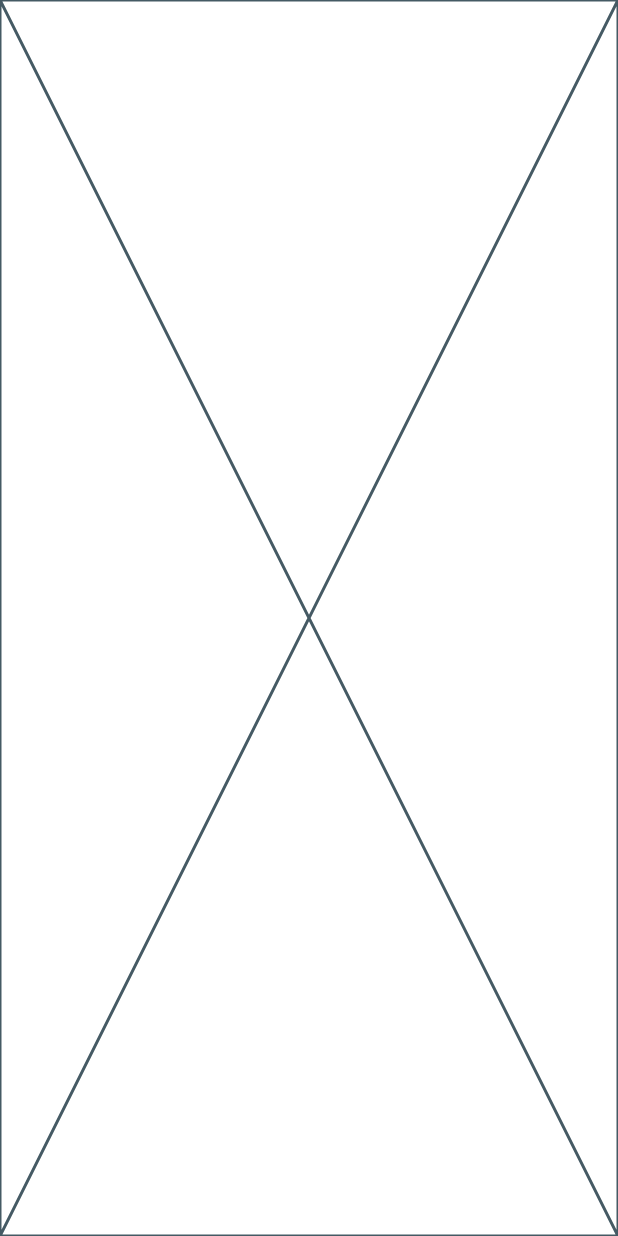
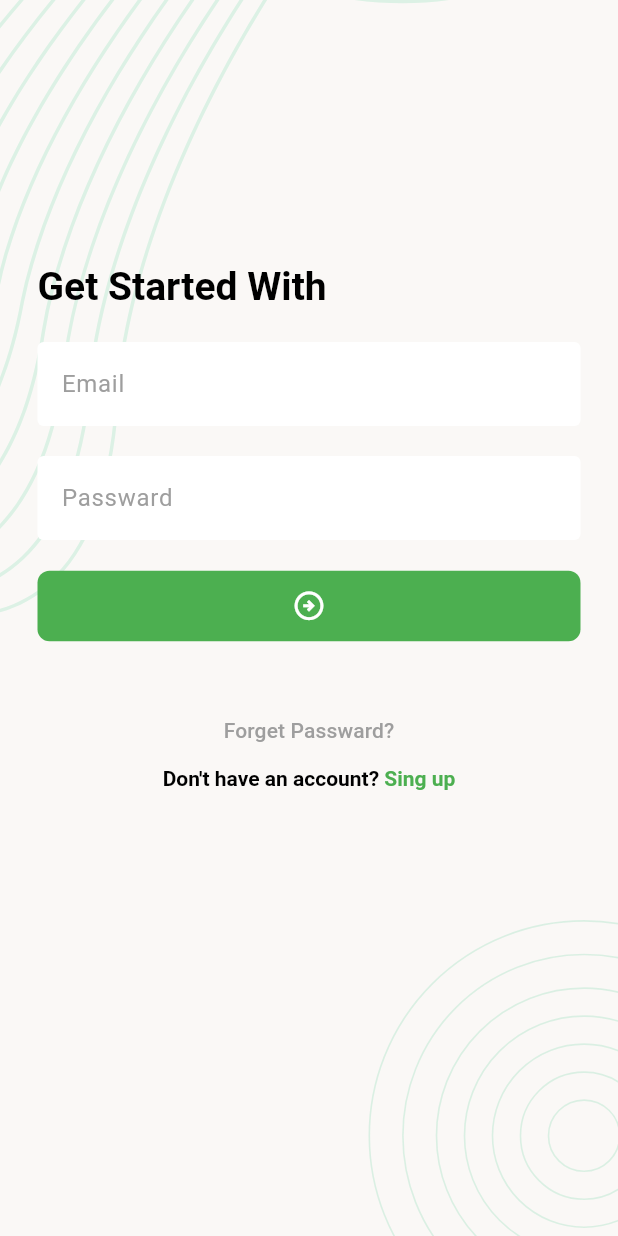
Before and after one commit to Marjan-maxa/Task-Manager, a Flutter app: the screen it shows after launch, on a phone screen of 412 x 824 dp. Run offline on Flutter 3.47's test engine with Material 3 defaults, Android fonts, the phone set to English and light mode, and no system bars; our stand-ins replace flutter_svg, pin_code_fields.

Commit message:
new file added 1

```diff
--- a/lib/UI/screens/login_page.dart
+++ b/lib/UI/screens/login_page.dart
@@ -1,4 +1,8 @@
 import 'package:flutter/material.dart';
+
+import 'package:task_management/UI/widgets/screen_backround.dart';
+
+import 'forget_passward_email_varified.dart';
 
 class LoginPage extends StatefulWidget {
   const LoginPage({super.key});
@@ -7,9 +11,90 @@ class LoginPage extends StatefulWidget {
   State<LoginPage> createState() => _LoginPageState();
 }
 
+
+
 class _LoginPageState extends State<LoginPage> {
+
   @override
   Widget build(BuildContext context) {
-    return const Placeholder();
+
+    void ontapForgetPassward()
+    {
+      Navigator.push(context, MaterialPageRoute(builder: (context)=>ForgetPasswardEmailVarified()));
+    }
+
+    return Scaffold(
+      body: ScreenBackround(
+        child: Padding(
+          padding: const EdgeInsets.all(25.0),
+          child: SingleChildScrollView(
+            child: Column(
+              crossAxisAlignment: CrossAxisAlignment.start,
+            children: [
+              SizedBox(
+                height: 150,
+              ),
+              Text('Get Started With',
+              style: Theme.of(context).textTheme.titleLarge,),
+              const SizedBox(height: 20,),
+              TextFormField(
+                decoration: InputDecoration(
+                  border: OutlineInputBorder(
+                    borderSide: BorderSide.none
+                  ),
+                  enabledBorder: OutlineInputBorder(
+                      borderSide: BorderSide.none
+                  ),
+
+                  fillColor:Colors.white,
+                  filled: true,
+                  hintText: 'Email',
+                  hintStyle: TextStyle(
+                    color: Colors.grey,
+
+                  )
+                ),
+              ),
+              const SizedBox(height: 20,),
+              TextFormField(
+                decoration: InputDecoration(
+                  hintText: 'Passward'
+                ),
+              ),
+              const SizedBox(height: 20,),
+             FilledButton(
+                 onPressed: (){}, child: Icon(Icons.arrow_circle_right_outlined,size: 23,)
+             ),
+              const SizedBox(height: 35,),
+              Center(
+                child: Column(
+                  children: [
+                    TextButton(onPressed: ontapForgetPassward, child: Text('Forget Passward?'),),
+                    RichText(text: TextSpan(
+                        text: "Don't have an account? ",
+                        children: [
+                          TextSpan(
+                              text: 'Sing up',
+                              style: TextStyle(
+                                  color: Colors.green
+                              )
+                          )
+                        ],
+                        style: TextStyle(
+                            color: Colors.black,
+                            fontWeight: FontWeight.bold
+                        ),
+                    ))
+                  ],
+                ),
+              ),
+
+
+
+            ],
+                  ),
+          ),
+        ),),
+    );
   }
 }
--- /dev/null
+++ b/lib/UI/widgets/screen_backround.dart
@@ -0,0 +1,23 @@
+import 'package:flutter/material.dart';
+import 'package:flutter_svg/flutter_svg.dart';
+
+import '../utils/assets_path.dart';
+class ScreenBackround extends StatelessWidget {
+  const ScreenBackround({super.key, required this.child});
+
+  final Widget child;
+
+  @override
+  Widget build(BuildContext context) {
+    return Stack(
+      children: [
+        SvgPicture.asset(AssetPath.bacroundSvg,
+          height: double.maxFinite,
+          width: double.maxFinite,
+          fit: BoxFit.cover,
+        ),
+        SafeArea(child: child,),
+      ],
+    );
+  }
+}
--- a/lib/app.dart
+++ b/lib/app.dart
@@ -1,5 +1,5 @@
 import 'package:flutter/material.dart';
-
+import 'UI/screens/login_page.dart';
 import 'UI/screens/splash_screen.dart';
 
 class TaskManagement extends StatelessWidget {
@@ -8,6 +8,48 @@ class TaskManagement extends StatelessWidget {
   @override
   Widget build(BuildContext context) {
     return MaterialApp(
+      theme: ThemeData(
+        colorSchemeSeed: Colors.green,
+        inputDecorationTheme: InputDecorationTheme(
+              border: OutlineInputBorder(
+                  borderSide: BorderSide.none
+              ),
+              enabledBorder: OutlineInputBorder(
+                  borderSide: BorderSide.none
+              ),
+
+              fillColor:Colors.white,
+              filled: true,
+              hintStyle: TextStyle(
+                color: Colors.grey,
+
+              )
+
+        ),
+        textTheme: TextTheme(
+          titleLarge:TextStyle(
+            fontSize: 26,
+            color: Colors.black,
+            fontWeight: FontWeight.w600
+          ),
+        ),
+        filledButtonTheme: FilledButtonThemeData(
+
+          style: FilledButton.styleFrom(
+            padding: EdgeInsets.symmetric(vertical: 12),
+            backgroundColor: Colors.green,
+            fixedSize: Size.fromWidth(double.maxFinite),
+            shape: RoundedRectangleBorder(
+              borderRadius: BorderRadius.circular(8)
+            )
+          )
+        ),
+        textButtonTheme: TextButtonThemeData(
+          style: TextButton.styleFrom(
+            foregroundColor: Colors.grey
+          )
+        )
+      ),
       home: SplashScreen(),
     );
   }
--- a/pubspec.yaml
+++ b/pubspec.yaml
@@ -15,6 +15,7 @@ dependencies:
 
 
   cupertino_icons: ^1.0.8
+  pin_code_fields: ^8.0.1
 
 dev_dependencies:
   flutter_test:
@@ -26,7 +27,7 @@ dev_dependencies:
 flutter:
 
 
-  #uses-material-design: true
+   uses-material-design: true
 
 
    assets:
```
Also changed, not shown: lib/UI/screens/forget_passward_email_varified.dart (added, +66 -0 lines), lib/UI/screens/forget_passward_varified_otp_screen.dart (added, +82 -0 lines), lib/UI/screens/splash_screen.dart (+8 -12 lines), pubspec.lock.
